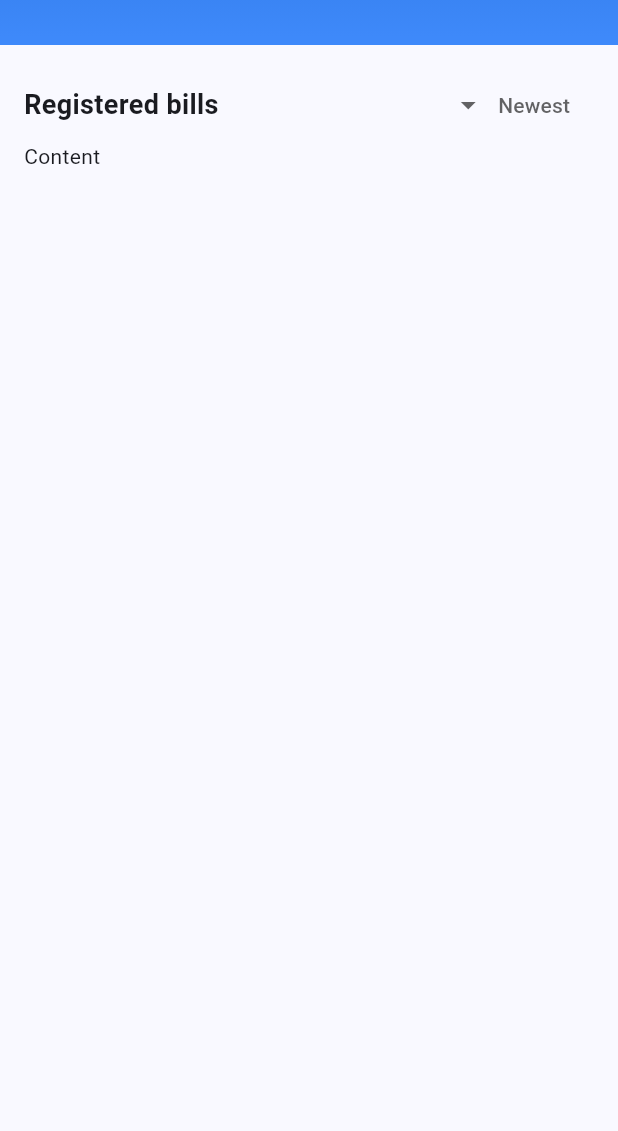
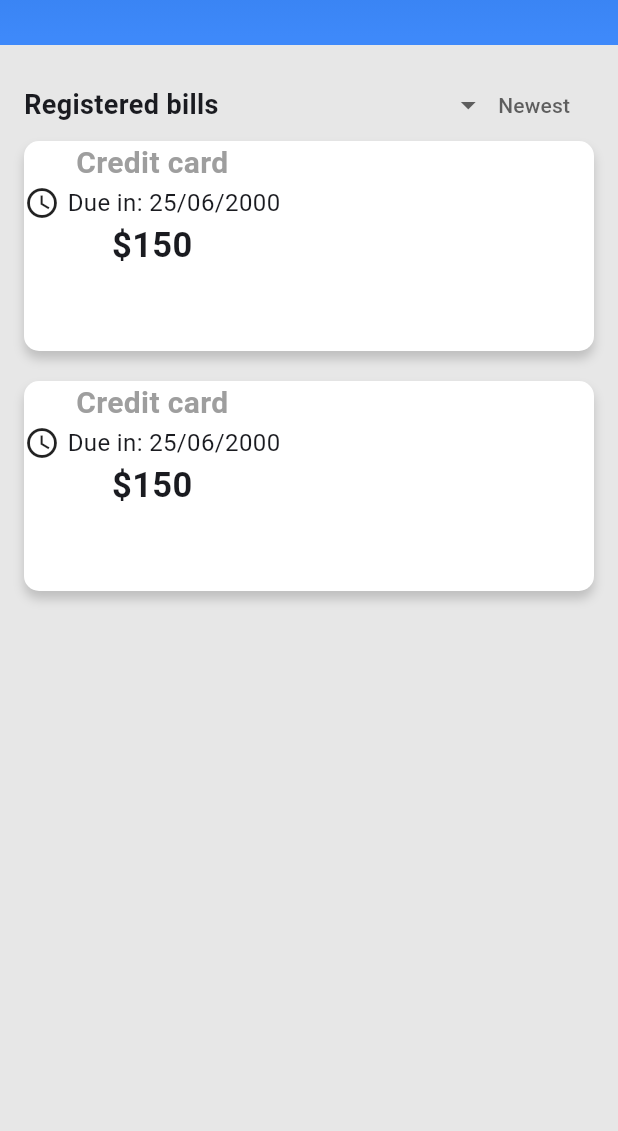
Before and after one commit to rony646/bill-buddy, a Flutter app: the screen it shows after launch, on a phone screen of 412 x 824 dp, the part 105-1236 px from its top. Run offline on Flutter 3.47's test engine with Material 3 defaults, Android fonts, the phone set to English and light mode, and no system bars.

Commit message:
feat: staterd creating card component

```diff
--- a/lib/screens/home.dart
+++ b/lib/screens/home.dart
@@ -1,3 +1,4 @@
+import 'package:bill_buddy/widgets/bill_card.dart';
 import 'package:bill_buddy/widgets/items_filter.dart';
 import 'package:flutter/material.dart';
 
@@ -7,6 +8,7 @@ class Home extends StatelessWidget {
   @override
   Widget build(BuildContext context) {
     return Scaffold(
+        backgroundColor: Color.fromARGB(255, 231, 231, 231),
         appBar: AppBar(
           toolbarHeight: 100,
           flexibleSpace: Container(
@@ -40,7 +42,12 @@ class Home extends StatelessWidget {
           padding: EdgeInsets.all(16),
           child: Column(
             crossAxisAlignment: CrossAxisAlignment.stretch,
-            children: [ItemsFilter(), Text('Content')],
+            children: [
+              ItemsFilter(),
+              Column(
+                children: [BillCard(), BillCard()],
+              )
+            ],
           ),
         ));
   }
--- /dev/null
+++ b/lib/widgets/bill_card.dart
@@ -0,0 +1,52 @@
+import 'package:flutter/material.dart';
+
+class BillCard extends StatelessWidget {
+  const BillCard({super.key});
+
+  @override
+  Widget build(BuildContext context) {
+    return Container(
+      width: double.infinity,
+      height: 140,
+      margin: const EdgeInsets.only(bottom: 20),
+      decoration: const BoxDecoration(
+        color: Colors.white,
+        borderRadius: BorderRadius.all(Radius.circular(10)),
+        boxShadow: [
+          BoxShadow(
+            color: Color(0xD6B7B7B7),
+            blurRadius: 5,
+            offset: Offset(0, 5),
+          )
+        ],
+      ),
+      child: Row(children: [
+        Column(
+          children: [
+            const Text(
+              'Credit card',
+              style: TextStyle(
+                color: Colors.grey,
+                fontWeight: FontWeight.w700,
+                fontSize: 20,
+              ),
+            ),
+            Row(children: [
+              Container(
+                  margin: const EdgeInsets.only(right: 5),
+                  child: const Icon(Icons.access_time_outlined)),
+              const Text(
+                'Due in: 25/06/2000',
+                style: TextStyle(fontSize: 16),
+              )
+            ]),
+            const Text(
+              '\$150',
+              style: TextStyle(fontWeight: FontWeight.bold, fontSize: 23),
+            ),
+          ],
+        )
+      ]),
+    );
+  }
+}
```
